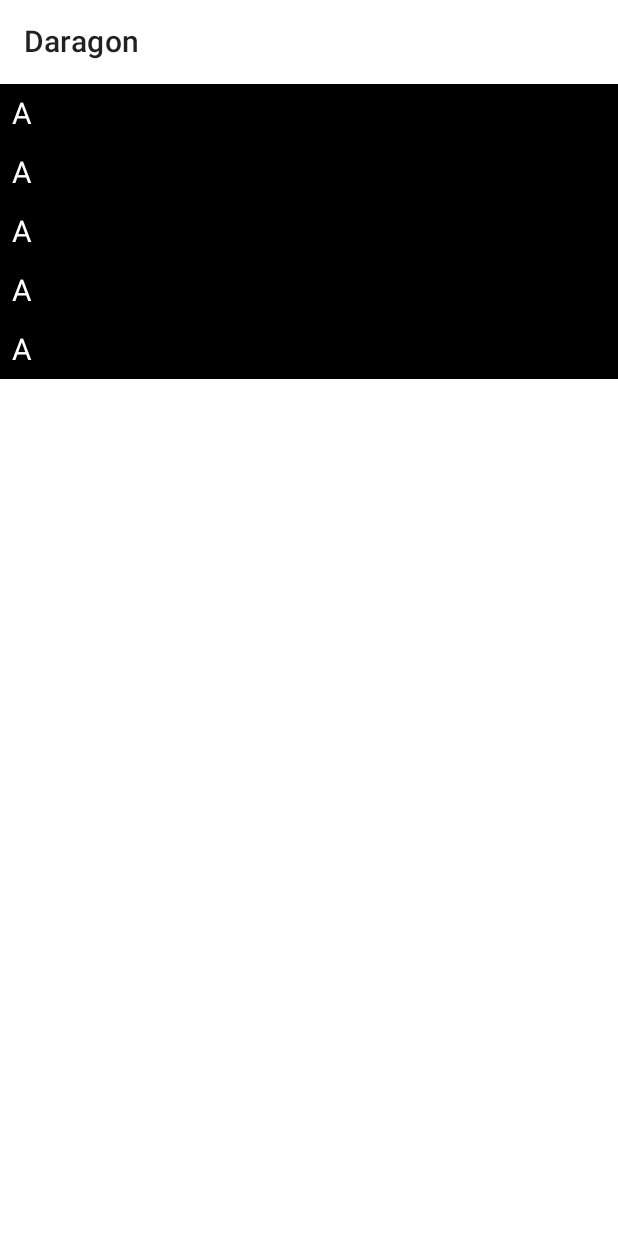
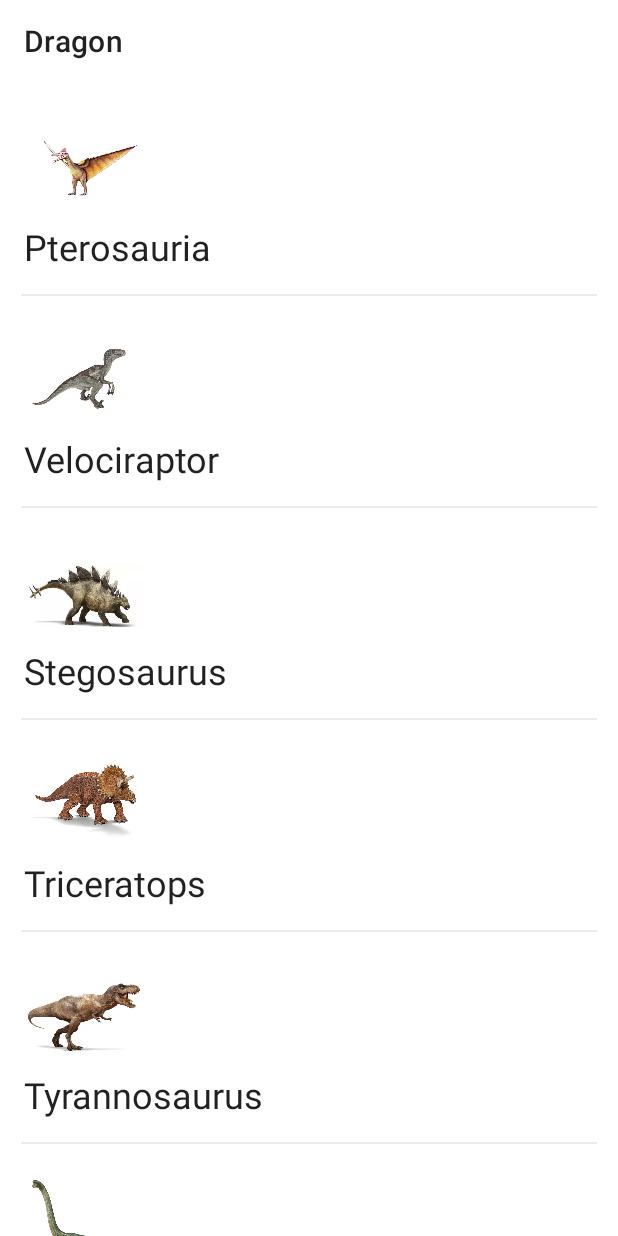
Before and after one commit to ALEXLEOHY/android-dev-challenge-compose-one-dog, an Android app built with Jetpack Compose: the screen it shows after launch (MainActivity), on a phone screen of 412 x 824 dp. Run offline under Robolectric (Android 15) with nearby library versions, the phone set to English and light mode, and no system bars.

Commit message:
完成详情页展示

```diff
--- a/app/src/main/AndroidManifest.xml
+++ b/app/src/main/AndroidManifest.xml
@@ -9,7 +9,7 @@
         android:supportsRtl="true"
         android:theme="@style/Theme.AndroidDevChallenge">
         <activity
-            android:name=".DrgonDetail"
+            android:name=".DragonDetailActivity"
             android:exported="true"
             android:label="@string/title_activity_drgon_detail"
             android:theme="@style/Theme.AndroidDevChallenge.NoActionBar"></activity>
--- a/app/src/main/java/com/example/androiddevchallenge/MainActivity.kt
+++ b/app/src/main/java/com/example/androiddevchallenge/MainActivity.kt
@@ -15,23 +15,37 @@
  */
 package com.example.androiddevchallenge
 
+import android.content.Context
+import android.content.Intent
 import android.os.Bundle
-import android.provider.Settings.Global.getString
 import androidx.activity.compose.setContent
 import androidx.appcompat.app.AppCompatActivity
+import androidx.compose.foundation.Image
+import androidx.compose.foundation.clickable
 import androidx.compose.foundation.layout.*
 import androidx.compose.foundation.lazy.LazyColumn
+import androidx.compose.foundation.lazy.LazyRow
 import androidx.compose.foundation.lazy.itemsIndexed
 import androidx.compose.material.*
 import androidx.compose.runtime.Composable
 import androidx.compose.ui.Modifier
+import androidx.compose.ui.draw.clip
 import androidx.compose.ui.graphics.Color
-import androidx.compose.ui.tooling.preview.Preview
+import androidx.compose.ui.res.painterResource
+import androidx.compose.ui.text.style.TextOverflow
 import androidx.compose.ui.unit.dp
 import androidx.compose.ui.unit.sp
+import androidx.core.content.ContextCompat.startActivity
 import androidx.lifecycle.ViewModelProvider
 import com.example.androiddevchallenge.model.Dragon
 import com.example.androiddevchallenge.ui.theme.MyTheme
+
+/**
+ * MainActivity is the program entry.
+ *
+ * @author Yang Han
+ * @since 2021/3/3
+ */
 
 class MainActivity : AppCompatActivity() {
 
@@ -44,58 +58,85 @@ class MainActivity : AppCompatActivity() {
         setContent {
             MyTheme {
                 viewModel.pullData()
-                viewModel.dogsLiveData.value?.let { AnimalList(dragons = it) }
+                viewModel.dogsLiveData.value?.let {
+                    AnimalList(dragons = it, this)
+                }
             }
         }
     }
 }
 
 // Start building your app here!
-
 //list
 @Composable
 fun AnimalList(
     dragons: List<Dragon>,
-//    onSelected: (Dragon) -> Unit
+    context: Context
 ) {
     Scaffold(
         topBar = {
             TopAppBar(
                 title = {
                     Text(
-//                        text = getString(R.string.app_name),
-                        text = "Daragon",
+                        text = "Dragon",
                     )
                 },
                 backgroundColor = Color.Transparent, elevation = 0.dp
             )
         }
     ) {
-        LazyColumn(modifier = Modifier.fillMaxSize()) {
-            itemsIndexed(dragons) { _, dragon ->
-                DragonCard(dragon)
+        Column {
+            LazyColumn(modifier = Modifier.fillMaxSize()) {
+                itemsIndexed(dragons) { _, dragon ->
+                    DragonCard(
+                        dragon = dragon
+                    ) {
+                        Intent(context, DragonDetailActivity::class.java).apply {
+                            this.putExtra("dragon", it)
+                        }.run {
+                            startActivity(context, this, this.extras)
+                        }
+                    }
+                }
             }
         }
+
     }
 
 }
 
 @Composable
-fun DragonCard(dragon: Dragon) {
-    Column(
-        modifier = Modifier.fillMaxWidth(),
-        verticalArrangement = Arrangement.Center
+fun DragonCard(
+    dragon: Dragon,
+    onClick: (Dragon) -> Unit
+) {
+    Row(
+        Modifier
+            .clickable { onClick(dragon) }
+            .padding(16.dp)
+            .fillMaxWidth()
     ) {
-        Surface(
-            color = Color.Black,
-            modifier = Modifier.fillMaxWidth()
-        ) {
+
+        Column {
+            Image(
+                painter = painterResource(dragon.dragonImageId),
+                contentDescription = null, // decorative
+                modifier = Modifier
+                    .padding(end = 16.dp)
+                    .size(80.dp, 80.dp)
+                    .clip(MaterialTheme.shapes.small)
+            )
             Text(
                 text = dragon.dragonName,
-                color = Color.White,
-                fontSize = 20.sp,
-                modifier = Modifier.padding(8.dp)
+                style = MaterialTheme.typography.h5,
             )
+
+
         }
     }
+    Divider(
+        modifier = Modifier.padding(horizontal = 14.dp),
+        color = MaterialTheme.colors.onSurface.copy(alpha = 0.08f)
+    )
+
 }
--- a/app/src/main/java/com/example/androiddevchallenge/MainViewmodel.kt
+++ b/app/src/main/java/com/example/androiddevchallenge/MainViewmodel.kt
@@ -8,8 +8,8 @@ import com.example.androiddevchallenge.model.Dragon
 /**
  * MainViewModel is the bridge to communicate between data layer and ui layer.
  *
- * @author Lin Guo
- * @since 2021/2/26
+ * @author Yang Han
+ * @since 2021/3/3
  */
 
 class MainViewmodel : ViewModel() {
@@ -23,12 +23,49 @@ class MainViewmodel : ViewModel() {
     private val _dogsLiveData = MutableLiveData<List<Dragon>>()
 
     private val dogs =
-        mutableListOf<Dragon>(
-            Dragon(dragonName = "A", dragonDescribe = "A", catch = false),
-            Dragon(dragonName = "A", dragonDescribe = "A", catch = false),
-            Dragon(dragonName = "A", dragonDescribe = "A", catch = false),
-            Dragon(dragonName = "A", dragonDescribe = "A", catch = false),
-            Dragon(dragonName = "A", dragonDescribe = "A", catch = false),
+        mutableListOf(
+            Dragon(
+                dragonName = "Pterosauria",
+                dragonDescribe = "  Pterosaurs, also known as Pterosauria, are flying reptiles. Commonly known as flying dragon. The largest pterosaurs can reach 6 to 8 m when their wings are spread.",
+                catch = false,
+                dragonImageId = R.drawable.pterodactyl
+            ),
+            Dragon(
+                dragonName = "Velociraptor",
+                dragonDescribe = "  Velociraptor, also translated as Velociraptor, Velociraptor, means \"swift thief\" in Latin. It is a kind of lizard and theropod dinosaur, which lived about 83 to 70 million years ago in late chalk. discipline.",
+                catch = false,
+                dragonImageId = R.drawable.raptor
+            ),
+            Dragon(
+                dragonName = "Stegosaurus",
+                dragonDescribe = "  Stegosaurus is a huge herbivorous dinosaur. It is a herbivorous animal that lived in the late Jurassic. It has a row of huge bony plates on its back and a dangerous tail with four spikes to defend it. The attack of predators is about 7-9 meters long, 2.35 meters to 3.5 meters high, and 2 to 4 tons in weight.",
+                catch = false,
+                dragonImageId = R.drawable.stegosaurus
+            ),
+            Dragon(
+                dragonName = "Triceratops",
+                dragonDescribe = "  Triceratops (genus name: Triceratops) Ornithischia is a genus of herbivorous dinosaurs of the suborder Ceratosaurus family.",
+                catch = false,
+                dragonImageId = R.drawable.triceratops
+            ),
+            Dragon(
+                dragonName = "Tyrannosaurus",
+                dragonDescribe = "  Tyrannosaurus Rex (Tyrannosaurus Rex) [1], lived in the Maastricht period (MAA) at the end of the Cretaceous period, about 68.5 million to 65 million years ago, the last period of the Cretaceous, it is the Cretaceous One of the last non-avian dinosaurs before the tertiary extinction event.",
+                catch = false,
+                dragonImageId = R.drawable.tyrannosaurus
+            ),
+            Dragon(
+                dragonName = "Diplodocus",
+                dragonDescribe = "  Diplodocus (scientific name: Diplodocus) is a genus of dinosaurs in the Diplodocidae family. Diplodocus lived in western North America at the end of the Jurassic.",
+                catch = false,
+                dragonImageId = R.drawable.diplodocus
+            ),
+            Dragon(
+                dragonName = "Parasaurolophus",
+                dragonDescribe = "  Parasaurolophus, also known as Parasaurolophus, Parasaurolophus, Parasaurolophus One genus, which lived in North America in the Late Cretaceous Period, about 76 to 73 million years ago.",
+                catch = false,
+                dragonImageId = R.drawable.parasaurolophus
+            ),
         )
 
     fun pullData() {
--- a/app/src/main/java/com/example/androiddevchallenge/model/Dragon.kt
+++ b/app/src/main/java/com/example/androiddevchallenge/model/Dragon.kt
@@ -1,5 +1,14 @@
 package com.example.androiddevchallenge.model
 
+import androidx.annotation.DrawableRes
+import java.io.Serializable
+
+/**
+ * Dragon data model.
+ *
+ * @author Yang Han
+ * @since 2021/3/3
+ */
 data class Dragon(
     //恐龙名字
     val dragonName: String,
@@ -9,4 +18,6 @@ data class Dragon(
 
     //捕获恐龙
     val catch: Boolean,
-)
+
+    @DrawableRes val dragonImageId: Int
+) : Serializable
```
Also changed, not shown: app/src/main/java/com/example/androiddevchallenge/DragonDetailActivity.kt (added, +81 -0 lines), app/src/main/java/com/example/androiddevchallenge/DrgonDetail.kt (deleted, +0 -14 lines), app/src/main/res/drawable/ic_back.xml (added, +20 -0 lines), app/src/main/res/drawable/diplodocus.jpeg (added), app/src/main/res/drawable/parasaurolophus.jpg (added), app/src/main/res/drawable/pterodactyl.jpeg (added), app/src/main/res/drawable/raptor.jpeg (added), app/src/main/res/drawable/stegosaurus.jpg (added), app/src/main/res/drawable/triceratops.jpeg (added), app/src/main/res/drawable/tyrannosaurus.jpeg (added).
